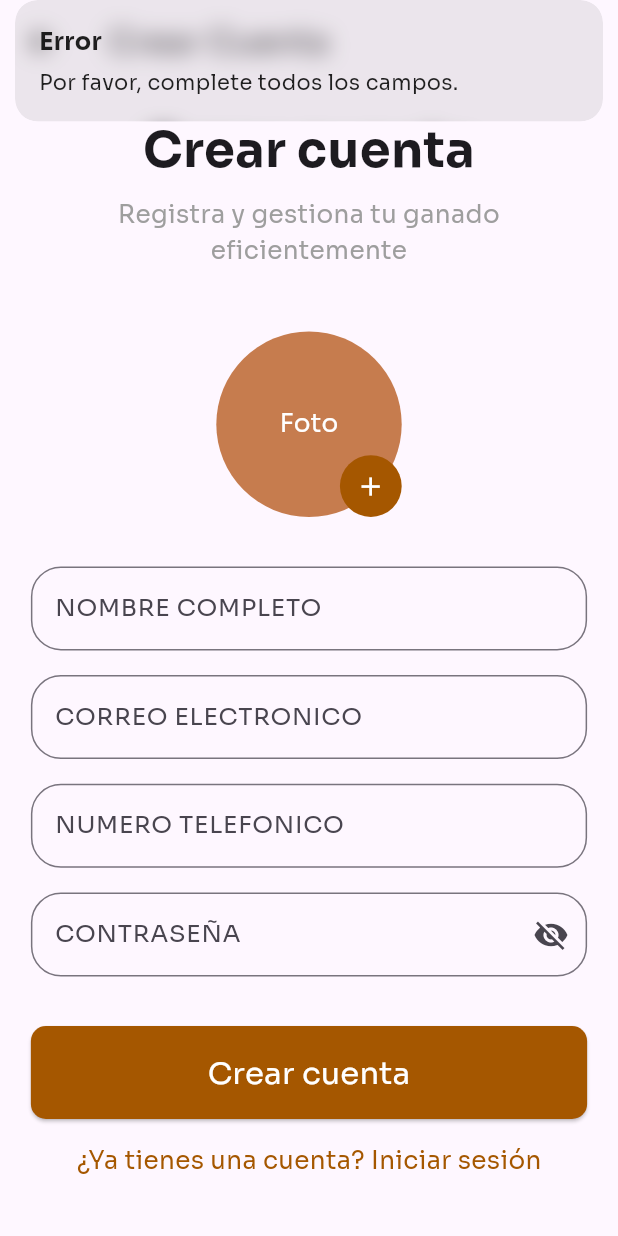
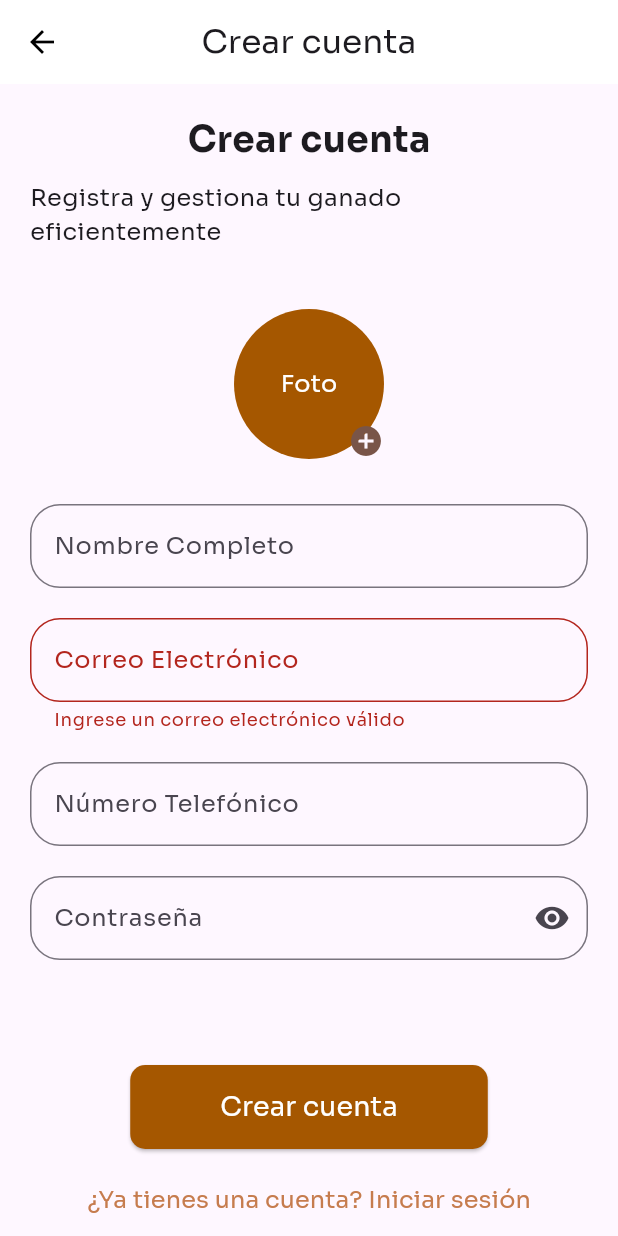
Before and after one commit to MauricioCastillo211106/BoviSales-Mobile, a Flutter app: the SignupPage screen opened by its route, after a tap on "Crear cuenta", on a phone screen of 412 x 824 dp. Run offline on Flutter 3.47's test engine with Material 3 defaults, Android fonts, the phone set to English and light mode, and no system bars; our stand-ins replace get, image_picker.

Commit message:
[add] Complete user signup functionality with validation, image upload, and backend integration

```diff
--- a/lib/main.dart
+++ b/lib/main.dart
@@ -1,10 +1,11 @@
 import 'package:bovi_sales/presentation/bindings/onboarding_binding.dart';
 import 'package:bovi_sales/presentation/bindings/signup_binding.dart';
+import 'package:bovi_sales/presentation/pages/login_page.dart';
 import 'package:bovi_sales/presentation/pages/onboarding_page.dart';
 import 'package:bovi_sales/presentation/pages/signup_page.dart';
+import 'package:bovi_sales/presentation/pages/login_page.dart'; // Importa la página de inicio de sesión
 import 'package:flutter/material.dart';
 import 'package:get/get.dart';
-
 
 void main() {
   runApp(MyApp());
@@ -21,12 +22,16 @@ class MyApp extends StatelessWidget {
         GetPage(
           name: '/',
           page: () => OnboardingPage(),
-          binding: OnboardingBinding(), // Aunque no hace nada ahora, está preparado para el futuro.
+          binding: OnboardingBinding(),
         ),
         GetPage(
           name: '/signup',
           page: () => SignupPage(),
           binding: SignupBinding(),
+        ),
+        GetPage(
+          name: '/login',
+          page: () => LoginPage(), // Define la página de inicio de sesión
         ),
       ],
       theme: ThemeData(
--- a/lib/presentation/controllers/signup_controller.dart
+++ b/lib/presentation/controllers/signup_controller.dart
@@ -1,50 +1,86 @@
+import 'dart:convert';
+import 'package:flutter/cupertino.dart';
+import 'package:http/http.dart' as http;
 import 'package:get/get.dart';
 import 'package:image_picker/image_picker.dart';
 import 'dart:io';
 
 class SignupController extends GetxController {
-  // Observables para los campos de texto
-  var name = ''.obs;
-  var email = ''.obs;
-  var password = ''.obs;
-  var phoneNumber = ''.obs;
+  var imagePath = ''.obs;
+  var isPasswordHidden = true.obs;
+  var isLoading = false.obs;
+  var isEmailValid = true.obs;
 
-  // Observable para la visibilidad de la contraseña
-  var isPasswordVisible = false.obs;
+  TextEditingController nameController = TextEditingController();
+  TextEditingController emailController = TextEditingController();
+  TextEditingController phoneNumberController = TextEditingController();
+  TextEditingController passwordController = TextEditingController();
 
-  // Observable para la imagen de perfil
-  var profileImagePath = ''.obs;
-
-  // Método para registrar el usuario
-  void register() {
-    if (name.value.isEmpty || email.value.isEmpty || password.value.isEmpty || phoneNumber.value.isEmpty) {
-      Get.snackbar('Error', 'Por favor, complete todos los campos.');
-    } else if (!GetUtils.isEmail(email.value)) {
-      Get.snackbar('Error', 'Ingrese un email válido.');
+  void validateEmail(String email) {
+    if (email.isEmpty || GetUtils.isEmail(email)) {
+      isEmailValid.value = true;
     } else {
-      // Lógica para registrar el usuario, por ejemplo, llamar a un servicio backend
-      Get.snackbar('Registro', 'Usuario registrado con éxito.');
+      isEmailValid.value = false;
     }
   }
 
-  // Método para alternar la visibilidad de la contraseña
-  void togglePasswordVisibility() {
-    isPasswordVisible.value = !isPasswordVisible.value;
+  bool validateInputs() {
+    if (!GetUtils.isEmail(emailController.text)) {
+      isEmailValid.value = false;
+      return false;
+    }
+    return true;
   }
 
-  // Método para seleccionar una imagen de perfil
+  void togglePasswordVisibility() {
+    isPasswordHidden.value = !isPasswordHidden.value;
+  }
+
   Future<void> pickImage() async {
-    try {
-      final picker = ImagePicker();
-      final pickedFile = await picker.pickImage(source: ImageSource.gallery);
+    final pickedFile = await ImagePicker().pickImage(source: ImageSource.gallery);
+    if (pickedFile != null) {
+      imagePath.value = pickedFile.path;
+    }
+  }
 
-      if (pickedFile != null) {
-        profileImagePath.value = pickedFile.path;
-      } else {
-        Get.snackbar('Error', 'No se seleccionó ninguna imagen.');
+  Future<void> createUser() async {
+    if (validateInputs()) {
+      isLoading.value = true;
+      try {
+        var url = Uri.parse('http://10.0.2.2:3001/api/v1/user/'); // Dirección de tu backend
+        var body = {
+          'name': nameController.text,
+          'email': emailController.text,
+          'password': passwordController.text,
+          'phone_number': phoneNumberController.text,
+        };
+
+        if (imagePath.value.isNotEmpty) {
+          body['image'] = imagePath.value;
+        } else {
+          body['image'] = "aaaaada"; // Asegúrate de que este campo se ajuste a las expectativas de tu backend
+        }
+
+        var response = await http.post(
+          url,
+          headers: {'Content-Type': 'application/json'},
+          body: jsonEncode(body),
+        );
+
+        if (response.statusCode == 201) {
+          var responseData = jsonDecode(response.body);
+          print('Usuario creado: $responseData');
+          // Redirigir a la página de inicio de sesión después de la creación exitosa del usuario
+          Get.toNamed('/login');
+        } else {
+          print('Error al crear el usuario: ${response.statusCode}');
+          print('Response body: ${response.body}');
+        }
+      } catch (e) {
+        print('Error al crear el usuario: $e');
+      } finally {
+        isLoading.value = false;
       }
-    } catch (e) {
-      Get.snackbar('Error', 'Error al seleccionar la imagen.');
     }
   }
 }
--- /dev/null
+++ b/lib/presentation/pages/login_page.dart
@@ -0,0 +1,15 @@
+import 'package:flutter/material.dart';
+
+class LoginPage extends StatelessWidget {
+  @override
+  Widget build(BuildContext context) {
+    return Scaffold(
+      appBar: AppBar(
+        title: Text('Iniciar Sesión'),
+      ),
+      body: Center(
+        child: Text('Página de Inicio de Sesión'),
+      ),
+    );
+  }
+}
--- a/lib/presentation/pages/signup_page.dart
+++ b/lib/presentation/pages/signup_page.dart
@@ -1,217 +1,180 @@
-import 'dart:io';
-
 import 'package:flutter/material.dart';
 import 'package:get/get.dart';
-import 'package:flutter/services.dart';
-import '../controllers/signup_controller.dart'; // Asegúrate de ajustar la ruta según tu estructura de proyecto
+import 'dart:io';
+import '../controllers/signup_controller.dart';
 
 class SignupPage extends StatelessWidget {
-  final SignupController controller = Get.put(SignupController());
+  final SignupController signupController = Get.put(SignupController());
 
   @override
   Widget build(BuildContext context) {
-    final screenHeight = MediaQuery.of(context).size.height;
-    final screenWidth = MediaQuery.of(context).size.width;
-
     return Scaffold(
       appBar: AppBar(
-        title: Text('Crear Cuenta', style: TextStyle(fontFamily: 'Sora')),
-        backgroundColor: Colors.transparent,
+        title: Text('Crear cuenta'),
+        centerTitle: true,
+        backgroundColor: Colors.white,
+        iconTheme: IconThemeData(color: Colors.black),
         elevation: 0,
-        leading: IconButton(
-          icon: Icon(Icons.arrow_back, color: Colors.black),
-          onPressed: () => Get.back(),
       ),
-      ),
-      body: Padding(
-        padding: EdgeInsets.all(screenWidth * 0.05),
-        child: SingleChildScrollView(
+      body: SingleChildScrollView(
+        padding: const EdgeInsets.all(20.0),
         child: Column(
-            crossAxisAlignment: CrossAxisAlignment.stretch,
           children: [
             Text(
               'Crear cuenta',
               style: TextStyle(
                 fontFamily: 'Sora',
                 fontWeight: FontWeight.bold,
-                  fontSize: screenWidth * 0.08, // Tamaño de texto dinámico
+                fontSize: 24,
               ),
-                textAlign: TextAlign.center,
             ),
-              SizedBox(height: screenHeight * 0.01),
+            SizedBox(height: 10),
             Text(
               'Registra y gestiona tu ganado eficientemente',
               style: TextStyle(
                 fontFamily: 'Sora',
-                  fontSize: screenWidth * 0.04, // Tamaño de texto dinámico
-                  color: Colors.grey,
-                ),
-                textAlign: TextAlign.center,
-              ),
-              SizedBox(height: screenHeight * 0.05),
-              Center(
-                child: Obx(() {
-                  return Stack(
-                    children: [
-                      if (controller.profileImagePath.isNotEmpty)
-                        Container(
-                          width: screenWidth * 0.3,
-                          height: screenWidth * 0.3,
-                          decoration: BoxDecoration(
-                            shape: BoxShape.circle,
-                            image: DecorationImage(
-                              image: FileImage(File(controller.profileImagePath.value)),
-                              fit: BoxFit.cover,
-                            ),
-                            border: Border.all(
-                              color: Color(0xFFC67C4E),
-                              width: 4.0,
+                fontSize: 16,
               ),
             ),
-                        )
-                      else
-                        Container(
-                          width: screenWidth * 0.3,
-                          height: screenWidth * 0.3,
-                          decoration: BoxDecoration(
-                            shape: BoxShape.circle,
-                            color: Color(0xFFC67C4E),
-                          ),
-                          child: Center(
-                            child: Text(
+            SizedBox(height: 40),
+            // Widget para seleccionar imagen de perfil
+            GestureDetector(
+              onTap: () async {
+                await signupController.pickImage();
+              },
+              child: Stack(
+                children: [
+                  Obx(() => CircleAvatar(
+                    radius: 50,
+                    backgroundColor: Color(0xFFA55700),
+                    backgroundImage: signupController.imagePath.value.isEmpty
+                        ? null
+                        : FileImage(File(signupController.imagePath.value)),
+                    child: signupController.imagePath.value.isEmpty
+                        ? Text(
                       'Foto',
                       style: TextStyle(
                         fontFamily: 'Sora',
-                                fontSize: screenWidth * 0.04,
                         color: Colors.white,
+                      ),
+                    )
+                        : null,
+                  )),
+                  Positioned(
+                    bottom: 0,
+                    right: 0,
+                    child: Icon(
+                      Icons.add_circle,
+                      color: Colors.brown, // Color del icono de +
+                      size: 24,
+                    ),
+                  ),
+                ],
+              ),
+            ),
+            SizedBox(height: 30),
+            // Campo para el nombre
+            TextField(
+              controller: signupController.nameController,
+              decoration: InputDecoration(
+                labelText: 'Nombre Completo',
+                border: OutlineInputBorder(
+                  borderRadius: BorderRadius.circular(20),
                 ),
               ),
             ),
+            SizedBox(height: 20),
+            // Campo para el correo electrónico con validación
+            Obx(() => TextField(
+              controller: signupController.emailController,
+              keyboardType: TextInputType.emailAddress,
+              decoration: InputDecoration(
+                labelText: 'Correo Electrónico',
+                border: OutlineInputBorder(
+                  borderRadius: BorderRadius.circular(20),
                 ),
-                      Positioned(
-                        bottom: 0,
-                        right: 0,
-                        child: GestureDetector(
-                          onTap: () => controller.pickImage(), // Asegúrate de que esta función se llama al tocar
-                          child: CircleAvatar(
-                            radius: screenWidth * 0.05,
-                            backgroundColor: Color(0xFFA55700),
-                            child: Icon(
-                              Icons.add,
-                              color: Colors.white,
-                              size: screenWidth * 0.05,
+                errorText: signupController.isEmailValid.value ? null : 'Ingrese un correo electrónico válido',
+              ),
+              onChanged: (value) {
+                signupController.validateEmail(value);
+              },
+            )),
+            SizedBox(height: 20),
+            // Campo para el número de teléfono
+            TextField(
+              controller: signupController.phoneNumberController,
+              keyboardType: TextInputType.number,
+              decoration: InputDecoration(
+                labelText: 'Número Telefónico',
+                border: OutlineInputBorder(
+                  borderRadius: BorderRadius.circular(20),
                 ),
               ),
             ),
-                      ),
-                    ],
-                  );
-                }),
-              ),
-              SizedBox(height: screenHeight * 0.04),
-              TextField(
+            SizedBox(height: 20),
+            // Campo para la contraseña con icono para mostrar/ocultar
+            Obx(() => TextField(
+              controller: signupController.passwordController,
+              obscureText: signupController.isPasswordHidden.value,
               decoration: InputDecoration(
-                  labelText: 'NOMBRE COMPLETO',
-                  labelStyle: TextStyle(fontFamily: 'Sora'),
+                labelText: 'Contraseña',
                 border: OutlineInputBorder(
-                    borderRadius: BorderRadius.circular(20), // Esquinas redondeadas
-                  ),
-                ),
-                onChanged: (value) => controller.name.value = value,
-              ),
-              SizedBox(height: screenHeight * 0.02),
-              TextField(
-                decoration: InputDecoration(
-                  labelText: 'CORREO ELECTRONICO',
-                  labelStyle: TextStyle(fontFamily: 'Sora'),
-                  border: OutlineInputBorder(
-                    borderRadius: BorderRadius.circular(20), // Esquinas redondeadas
-                  ),
-                ),
-                onChanged: (value) => controller.email.value = value,
-                keyboardType: TextInputType.emailAddress,
-                onSubmitted: (value) {
-                  if (!value.contains('@')) {
-                    Get.snackbar('Error', 'Por favor, ingrese un correo electrónico válido.');
-                  }
-                },
-              ),
-              SizedBox(height: screenHeight * 0.02),
-              TextField(
-                decoration: InputDecoration(
-                  labelText: 'NUMERO TELEFONICO',
-                  labelStyle: TextStyle(fontFamily: 'Sora'),
-                  border: OutlineInputBorder(
-                    borderRadius: BorderRadius.circular(20), // Esquinas redondeadas
-                  ),
-                ),
-                onChanged: (value) => controller.phoneNumber.value = value,
-                keyboardType: TextInputType.number,
-                inputFormatters: [
-                  FilteringTextInputFormatter.digitsOnly, // Permitir solo números
-                ],
-              ),
-              SizedBox(height: screenHeight * 0.02),
-              Obx(
-                    () => TextField(
-                  decoration: InputDecoration(
-                    labelText: 'CONTRASEÑA',
-                    labelStyle: TextStyle(fontFamily: 'Sora'),
-                    border: OutlineInputBorder(
-                      borderRadius: BorderRadius.circular(20), // Esquinas redondeadas
+                  borderRadius: BorderRadius.circular(20),
                 ),
                 suffixIcon: IconButton(
                   icon: Icon(
-                        controller.isPasswordVisible.value
-                            ? Icons.visibility
-                            : Icons.visibility_off,
+                    signupController.isPasswordHidden.value ? Icons.visibility : Icons.visibility_off,
                   ),
-                      onPressed: controller.togglePasswordVisibility,
+                  onPressed: () {
+                    signupController.togglePasswordVisibility();
+                  },
                 ),
               ),
-                  obscureText: !controller.isPasswordVisible.value,
-                  onChanged: (value) => controller.password.value = value,
-                ),
-              ),
-              SizedBox(height: screenHeight * 0.04),
-              ElevatedButton(
-                onPressed: controller.register,
+            )),
+            SizedBox(height: 70), // Aumentar el espacio entre los inputs y los botones
+            // Botón para crear la cuenta
+            Obx(() => ElevatedButton(
+              onPressed: signupController.isLoading.value ? null : () async {
+                if (signupController.validateInputs()) {
+                  await signupController.createUser();
+                }
+              },
               style: ElevatedButton.styleFrom(
                 backgroundColor: Color(0xFFA55700),
-                  padding: EdgeInsets.symmetric(vertical: screenHeight * 0.02),
+                padding: EdgeInsets.symmetric(vertical: 15.0, horizontal: 60.0),
                 shape: RoundedRectangleBorder(
                   borderRadius: BorderRadius.circular(10),
                 ),
               ),
-                child: Text(
+              child: signupController.isLoading.value
+                  ? CircularProgressIndicator(color: Colors.white)
+                  : Text(
                 'Crear cuenta',
                 style: TextStyle(
                   fontFamily: 'Sora',
-                    fontSize: screenWidth * 0.05,
+                  fontSize: 18,
                   color: Colors.white,
                 ),
               ),
-              ),
-              SizedBox(height: screenHeight * 0.02),
-              GestureDetector(
-                onTap: () {
-                  Get.back(); // Regresar a la pantalla anterior (Iniciar sesión)
+            )),
+            SizedBox(height: 10),
+            // Texto para iniciar sesión
+            TextButton(
+              onPressed: () {
+                Get.toNamed('/login'); // Asegúrate de tener una ruta '/login' o reemplaza con la correcta
               },
-                child: Center(
               child: Text(
                 '¿Ya tienes una cuenta? Iniciar sesión',
                 style: TextStyle(
                   fontFamily: 'Sora',
-                      fontSize: screenWidth * 0.04,
-                      color: Color(0xFFA55700),
-                    ),
+                  fontSize: 16,
+                  color: Color(0xFFC67C4E),
                 ),
               ),
             ),
           ],
         ),
       ),
-      ),
     );
   }
 }
--- a/pubspec.yaml
+++ b/pubspec.yaml
@@ -13,6 +13,7 @@ dependencies:
   get: ^4.6.5
   cupertino_icons: ^1.0.6
   image_picker: ^1.1.2
+  http: ^1.2.1
 
 dev_dependencies:
   flutter_test:
```
Also changed, not shown: pubspec.lock. Lines whose indentation alone changed are shown as unchanged.
